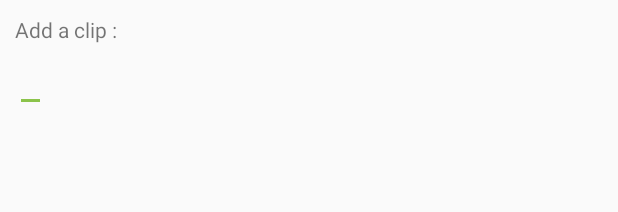
After one commit to vinceiv/Amidst, an Android app: the layout prompts.xml on its own in the app's theme, with its tools: preview values and no code run, on a phone screen of 412 x 824 dp. The commit adds this screen. Shown: the top 212 px of the screen. Run offline under Robolectric (Android 15) with nearby library versions, the phone set to English and light mode, and no system bars.

Commit message:
Added + feature

```diff
--- a/Amidst/app/src/main/res/layout/activity_main.xml
+++ b/Amidst/app/src/main/res/layout/activity_main.xml
@@ -58,6 +58,7 @@ tools:context=".MainActivity">
 
 
 
+
 </RelativeLayout>
 
 
--- /dev/null
+++ b/Amidst/app/src/main/res/layout/prompts.xml
@@ -0,0 +1,21 @@
+<?xml version="1.0" encoding="utf-8"?>
+<LinearLayout xmlns:android="http://schemas.android.com/apk/res/android"
+    android:orientation="vertical" android:layout_width="match_parent"
+    android:layout_height="match_parent"
+    android:padding="10dp">
+
+
+    <TextView
+        android:id="@+id/prompt"
+        android:layout_width="wrap_content"
+        android:layout_height="wrap_content"
+        android:text="Add a clip : "
+        />
+    <EditText
+        android:id="@+id/userInput"
+        android:layout_width="wrap_content"
+        android:layout_height="wrap_content" />
+
+    <requestFocus />
+
+</LinearLayout>
```
Also changed, not shown: Amidst/app/src/main/java/com/mirrorlabs/vince/amidst/ClipboardListenerService.java (+41 -5 lines), Amidst/app/src/main/java/com/mirrorlabs/vince/amidst/MainActivity.java (+62 -11 lines).
